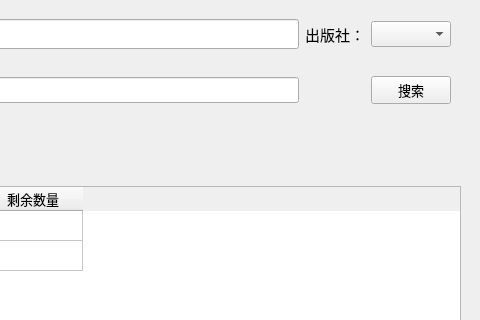
Old version of the form mainwindow.ui in the repository zjpeng957/Library; both pictures show x 530 to 1010 and y 81 to 401 of the 1010 by 735 pixel window.
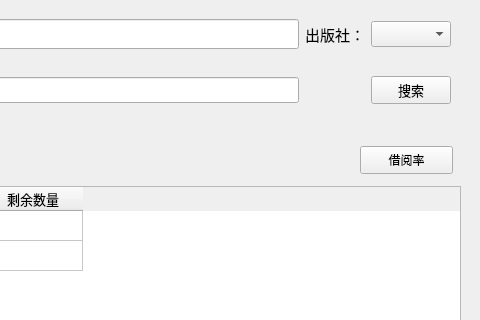
New version of the form. The open tabs and pages were chosen to show the change.

Patch:
```diff
--- a/mainwindow.ui
+++ b/mainwindow.ui
@@ -636,6 +636,19 @@
          <string>结果：</string>
         </property>
        </widget>
+       <widget class="QPushButton" name="ButtonRate">
+        <property name="geometry">
+         <rect>
+          <x>800</x>
+          <y>210</y>
+          <width>93</width>
+          <height>28</height>
+         </rect>
+        </property>
+        <property name="text">
+         <string>借阅率</string>
+        </property>
+       </widget>
       </widget>
       <widget class="QWidget" name="PageReturn">
        <widget class="QTableWidget" name="tableReturn">
```
Left out of the diff: 6 changed lines with no effect on the pictures.
